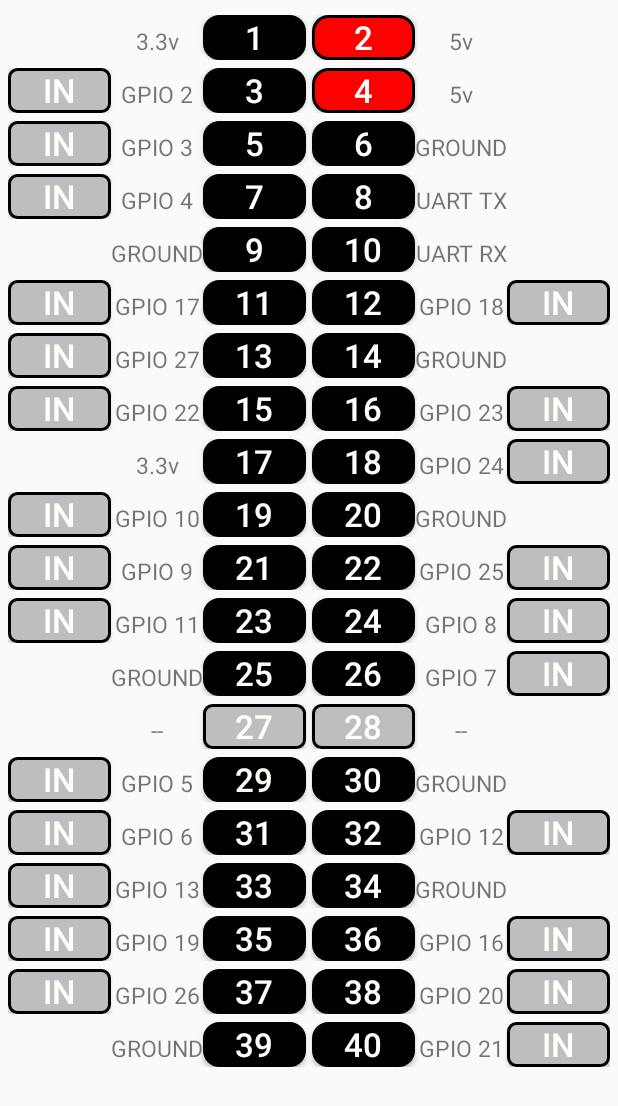
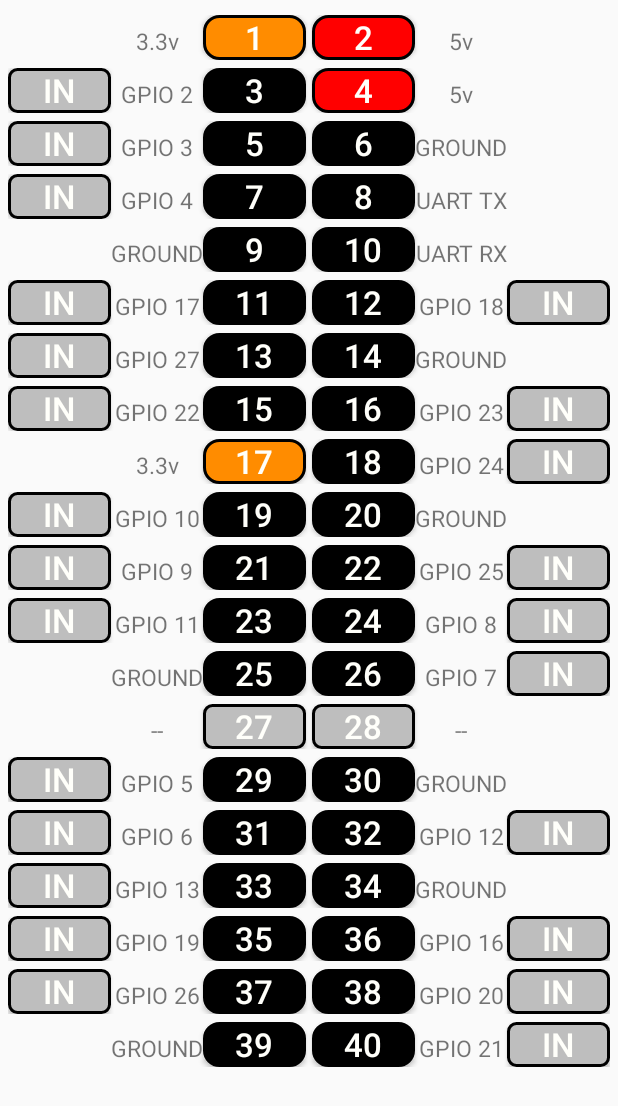
Before and after one commit to gaojulong/raspberry, an Android app: the WebiopiActivity screen opened directly, with no data from a screen before it, on a phone screen of 412 x 824 dp. Shown: the top 1106 px of the screen. Run offline under Robolectric (Android 15) with nearby library versions, the phone set to English and light mode, and no system bars; libraries missing offline, so code that uses them is left out: com.alibaba.fastjson; 1 statement that could not run was skipped.

Commit message:
更新实时刷新，但是如果使用OKhttp，五分钟后会产生溢出！

```diff
--- a/app/build.gradle
+++ b/app/build.gradle
@@ -36,4 +36,5 @@ dependencies {
     api 'com.squareup.okio:okio:1.14.0'
     api 'com.alibaba:fastjson:1.2.8'
     implementation files('libs/sun.misc.BASE64Decoder.jar')
+    implementation files('libs/commons-codec-1.9.jar')
 }
--- a/app/src/main/java/cn/lovelqq/julong/voicerw/Activity/LoginActivity.java
+++ b/app/src/main/java/cn/lovelqq/julong/voicerw/Activity/LoginActivity.java
@@ -300,7 +300,8 @@ public class LoginActivity extends Activity implements View.OnClickListener,Comp
             runOnUiThread(new Runnable() {
                 @Override
                 public void run() {
-                    mLoadingDialog.hide();
+                    if (mLoadingDialog!=null)
+                        mLoadingDialog.hide();
                 }
             });
 
--- a/app/src/main/java/cn/lovelqq/julong/voicerw/Activity/WebiopiActivity.java
+++ b/app/src/main/java/cn/lovelqq/julong/voicerw/Activity/WebiopiActivity.java
@@ -2,35 +2,76 @@ package cn.lovelqq.julong.voicerw.Activity;
 
 import android.app.Activity;
 import android.os.Bundle;
+import android.os.Handler;
+import android.util.Log;
 import android.view.View;
 import android.view.Window;
 import android.widget.Button;
 import android.widget.Toast;
 
+import java.util.HashMap;
+import java.util.Map;
+
 import cn.lovelqq.julong.voicerw.R;
+import cn.lovelqq.julong.voicerw.RaspberryValus.GetButtonId;
+import cn.lovelqq.julong.voicerw.RaspberryValus.GetPinValus;
 import netWork.okhttp.Okhttp;
 
 
 public class WebiopiActivity extends Activity implements View.OnClickListener {
-    private Button GPIO;
-    private Okhttp okhttp;//获取okhttp
+    private Button GPIOFunctionBut;
+    private Button GPIOPinVlueBut;
+    private GetPinValus getPinValus;
+    private Handler handler;
+
     @Override
     protected void onCreate(Bundle savedInstanceState) {
         this.requestWindowFeature(Window.FEATURE_NO_TITLE);
         super.onCreate(savedInstanceState);
         setContentView(R.layout.uiview);
+        getPinValus= new GetPinValus();
+        handler = new Handler();
+        handler.post(new TimerWhiel());
+    }
+    private void upDateAndUI() throws Exception{
+        Map<String,String[]> pinValusMap = new HashMap<String, String[]>();
+        pinValusMap = getPinValus.getjsonPin();   //刷新GPIO引脚数据
+        for (String key : pinValusMap.keySet()){  //每个GPIO引脚状态
+            String [] GPIOS = pinValusMap.get(key);
 
+            int  GPIOindex = Integer.valueOf(key);     //获取引脚的下标
+            String GPIOfunction = GPIOS[0];            //gpio的状态
+            int GPIOVlue =  Integer.valueOf(GPIOS[1]); //GPIO的值
+
+            setGPIO(GPIOindex,GPIOfunction,GPIOVlue);
+//            Log.i("GPIO","引脚下标:"+GPIOindex+", 状态"+ GPIOfunction+", 值"+GPIOVlue);
+        }
     }
 
     /**
      * 传入GPIO的按钮ID
-     * 根据当前状态判断设置输入还是输出
+     * 根据当前状态判断设置输入还是输出,和引脚的高低选择相对应的背景
      * @param GPIOid
      */
-    private void setINOrOut(int GPIOid){
-        GPIO=findViewById(GPIOid);
-        GPIO.setBackground(getResources().getDrawable(R.drawable.button_edge_yellow));
+    private void setGPIO(int GPIOid,String function,int vlue){
+        int GPIOFunctionId =GetButtonId.getGPIOFunctionId(GPIOid); // 获取状态对应引脚的ID
+        int GPIOVlusID = GetButtonId.getGPIOVluesId(GPIOid);       //获取GPIO值对应的ID
 
+        GPIOFunctionBut = findViewById(GPIOFunctionId);
+        GPIOPinVlueBut = findViewById(GPIOVlusID);
+        //把状态在按钮上显示
+        if ("IN".equals(function)){
+            GPIOFunctionBut.setText("IN");
+        }if ("OUT".equals(function)){
+            GPIOFunctionBut.setText("OUT");
+        }
+        //如果引脚值为0，则是黑背景；如果是1则是黄背景
+        if (1==vlue){
+            GPIOPinVlueBut.setBackground(getResources().getDrawable(R.drawable.button_edge_yellow));
+        }
+        if (0==vlue){
+            GPIOPinVlueBut.setBackground(getResources().getDrawable(R.drawable.button_edge_black));
+        }
     }
 
 
@@ -38,11 +79,9 @@ public class WebiopiActivity extends Activity implements View.OnClickListener {
     public void onClick(View view) {
         switch (view.getId()){
             case R.id.GPIOInOrOut2:
-                setINOrOut(R.id.GPIOInOrOut2);
                 Toast.makeText(this,"GPIO2",Toast.LENGTH_SHORT).show();
                 break;
             case R.id.GPIOInOrOut3:
-                new Okhttp().okHttpGet();
                 Toast.makeText(this,"GPIO3",Toast.LENGTH_SHORT).show();
                 break;
             case R.id.GPIOInOrOut4:
@@ -114,7 +153,6 @@ public class WebiopiActivity extends Activity implements View.OnClickListener {
 
                 /******************下面为引脚的点击事件*************************/
             case R.id.butPin1:
-                setINOrOut(R.id.butPin1);
                 Toast.makeText(this,"PIN1",Toast.LENGTH_SHORT).show();
                 break;
             case R.id.butPin2:
@@ -236,4 +274,15 @@ public class WebiopiActivity extends Activity implements View.OnClickListener {
                 break;
         }
     }
+    private class TimerWhiel implements Runnable{
+        @Override
+        public void run() {
+            try {
+                upDateAndUI();
+            } catch (Exception e) {
+                e.printStackTrace();
+            }
+            handler.postDelayed(this,100);//每个进行一次刷新
+        }
+    }
 }
--- /dev/null
+++ b/app/src/main/java/cn/lovelqq/julong/voicerw/RaspberryValus/GetButtonId.java
@@ -0,0 +1,65 @@
+package cn.lovelqq.julong.voicerw.RaspberryValus;
+
+import android.widget.Button;
+
+import cn.lovelqq.julong.voicerw.R;
+
+public class GetButtonId {
+
+    public static int getGPIOFunctionId(int id){
+        int[] GPIObut= new int[28];
+        GPIObut[2] = R.id.GPIOInOrOut2;
+        GPIObut[3] = R.id.GPIOInOrOut3;
+        GPIObut[4] = R.id.GPIOInOrOut4;
+        GPIObut[5] = R.id.GPIOInOrOut5;
+        GPIObut[6] = R.id.GPIOInOrOut6;
+        GPIObut[7] = R.id.GPIOInOrOut7;
+        GPIObut[8] = R.id.GPIOInOrOut8;
+        GPIObut[9] = R.id.GPIOInOrOut9;
+        GPIObut[10] = R.id.GPIOInOrOut10;
+        GPIObut[11] = R.id.GPIOInOrOut11;
+        GPIObut[12] = R.id.GPIOInOrOut12;
+        GPIObut[13] = R.id.GPIOInOrOut13;
+        GPIObut[16] = R.id.GPIOInOrOut16;
+        GPIObut[17] = R.id.GPIOInOrOut17;
+        GPIObut[18] = R.id.GPIOInOrOut18;
+        GPIObut[19] = R.id.GPIOInOrOut19;
+        GPIObut[20] = R.id.GPIOInOrOut20;
+        GPIObut[21] = R.id.GPIOInOrOut21;
+        GPIObut[22] = R.id.GPIOInOrOut22;
+        GPIObut[23] = R.id.GPIOInOrOut23;
+        GPIObut[24] = R.id.GPIOInOrOut24;
+        GPIObut[25] = R.id.GPIOInOrOut25;
+        GPIObut[26] = R.id.GPIOInOrOut26;
+        GPIObut[27] = R.id.GPIOInOrOut27;
+        return GPIObut[id];
+    }
+    public static int getGPIOVluesId(int id){
+        int[] GPIObut= new int[28];
+        GPIObut[2] = R.id.butPin3;
+        GPIObut[3] = R.id.butPin5;
+        GPIObut[4] = R.id.butPin7;
+        GPIObut[5] = R.id.butPin29;
+        GPIObut[6] = R.id.butPin31;
+        GPIObut[7] = R.id.butPin26;
+        GPIObut[8] = R.id.butPin24;
+        GPIObut[9] = R.id.butPin21;
+        GPIObut[10] = R.id.butPin19;
+        GPIObut[11] = R.id.butPin23;
+        GPIObut[12] = R.id.butPin32;
+        GPIObut[13] = R.id.butPin33;
+        GPIObut[16] = R.id.butPin36;
+        GPIObut[17] = R.id.butPin11;
+        GPIObut[18] = R.id.butPin12;
+        GPIObut[19] = R.id.butPin35;
+        GPIObut[20] = R.id.butPin38;
+        GPIObut[21] = R.id.butPin40;
+        GPIObut[22] = R.id.butPin15;
+        GPIObut[23] = R.id.butPin16;
+        GPIObut[24] = R.id.butPin18;
+        GPIObut[25] = R.id.butPin22;
+        GPIObut[26] = R.id.butPin37;
+        GPIObut[27] = R.id.butPin13;
+        return GPIObut[id];
+    }
+}
--- /dev/null
+++ b/app/src/main/java/cn/lovelqq/julong/voicerw/RaspberryValus/GetPinValus.java
@@ -0,0 +1,143 @@
+package cn.lovelqq.julong.voicerw.RaspberryValus;
+
+
+import android.accounts.NetworkErrorException;
+import android.util.Log;
+
+import com.alibaba.fastjson.JSON;
+import com.alibaba.fastjson.JSONObject;
+
+import org.apache.commons.codec.binary.Base64;
+
+import java.io.IOException;
+import java.io.InputStream;
+import java.net.HttpURLConnection;
+import java.net.URL;
+import java.util.HashMap;
+import java.util.Map;
+
+import cn.lovelqq.julong.voicerw.LoginUtils.User;
+import netWork.SendUrl;
+import netWork.okhttp.Okhttp;
+import okhttp3.Call;
+import okhttp3.Callback;
+import okhttp3.OkHttpClient;
+import okhttp3.Request;
+import okhttp3.Response;
+
+public class GetPinValus {
+    private Okhttp okhttp = new Okhttp();
+    private OkHttpClient okHttpClient ;
+    private Request request;
+    private Callba callba=new Callba();
+    private static final String url ="http://192.168.123.218:8000/*";
+    private static  String authString = User.getUserName()+":"+User.getUserPswd();
+    /**
+     * 初始化Map，存放树莓派的引脚状态
+     * 注意引脚下标从2开始，一共24个GPIO
+     */
+    private static String[] strs = {"IN","0"};
+    public  static Map<String,String[]> pinValusMap = new HashMap<String, String[]>(){{
+        for (int pin = 2; pin<28; pin++){
+            if (pin == 14 || pin==15 || pin==16){
+                continue;
+            }
+            put(""+pin,strs);
+
+        }
+    }};
+
+    public static Map getJson(){
+        new Thread(new Runnable() {
+            @Override
+            public void run() {
+                HttpURLConnection conn = null;
+                try {
+                    // 利用string url构建URL对象
+                    URL mURL = new URL(url);
+                    conn = (HttpURLConnection) mURL.openConnection();
+                    conn.setRequestMethod("GET");
+                    conn.setReadTimeout(5000);
+                    conn.setConnectTimeout(10000);
+
+                    authString = "webiopi"+":"+"raspberry";
+                    byte[] authEncBytes = Base64.encodeBase64(authString.getBytes());
+                    String authStringEnc = new String(authEncBytes);
+                    conn.setRequestProperty("Authorization", "Basic " + authStringEnc);
+                    conn.setRequestProperty("User-Agent", "MSIE 7.0");
+
+                    int responseCode = conn.getResponseCode();
+                    Log.e("GET","GET"+responseCode);
+                    if (responseCode == 200) {
+
+                        InputStream is = conn.getInputStream();
+                        String response = SendUrl.getStringFromInputStream(is);
+                        parseJsonPin(response);
+                        Log.e("获取成功",""+response);
+                    } else {
+                        Log.e("请求失败","请求失败");
+                        throw new NetworkErrorException("response status is "+responseCode);
+                    }
+                }
+                catch (Exception e) {
+                    e.printStackTrace();
+                    Log.e("程序异常","程序异常");
+                }
+                finally {
+                    if (conn != null) {
+                        conn.disconnect();
+                        Log.e("TAG","执行结束关闭连接");
+                    }
+                }
+
+            }
+        }).start();
+        return pinValusMap;
+    }
+
+    public Map getjsonPin(){
+        okHttpClient = okhttp.getOkClien();
+        request = okhttp.getOkrequest();
+        okHttpClient.newCall(request).enqueue(callba);
+        return pinValusMap;
+    }
+
+    /**
+     * 解析返回的json数据
+     * @param json
+     */
+    private static void parseJsonPin(String json){
+        JSONObject  jsonObject = JSON.parseObject(json);
+        JSONObject  jsonobjectGPIO = jsonObject.getJSONObject("GPIO");
+        for (int i=2;i<28;i++){
+            if (i==14 ||i==15 ){
+                continue;
+            }
+            JSONObject  jsonObjectBin = jsonobjectGPIO.getJSONObject(""+i);
+            String function = jsonObjectBin.getString("function");
+            String value = jsonObjectBin.getString("value");
+
+            String [] strings = new String[2];
+            strings[0] = function; // 存放状态
+            strings[1] = value;    //存放值
+            pinValusMap.put(""+i,strings); //存放到map里
+        }
+    }
+    private class Callba implements Callback{
+
+        @Override
+        public void onFailure(Call call, IOException e) {
+            //发送系统消息，提示过去失败
+            call.clone();
+        }
+
+        @Override
+        public void onResponse(Call call, Response response) throws IOException {
+            //获取引脚状态，进行解析
+            parseJsonPin(response.body().string());
+
+        }
+    }
+
+
+}
--- a/app/src/main/java/netWork/SendUrl.java
+++ b/app/src/main/java/netWork/SendUrl.java
@@ -114,7 +114,7 @@ public class SendUrl {
     }
 
 
-    private static String getStringFromInputStream(InputStream is)
+    public static String getStringFromInputStream(InputStream is)
             throws IOException {
         ByteArrayOutputStream os = new ByteArrayOutputStream();
         // 模板代码 必须熟练
--- a/app/src/main/res/layout/uiview.xml
+++ b/app/src/main/res/layout/uiview.xml
@@ -43,14 +43,15 @@
                                 android:layout_column="2"
                                 android:gravity="center_horizontal"
                                 android:text="@string/v3_3"
-                                android:textSize="@dimen/text_size"/>
+                                android:textSize="@dimen/text_size"
+                                />
 
                             <Button
                                 android:id="@+id/butPin1"
                                 android:layout_height="@dimen/button_height"
                                 android:layout_marginRight="@dimen/dp_2"
                                 android:layout_weight="1"
-                                android:background="@drawable/button_edge_black"
+                                android:background="@drawable/button_edge_yellow"
                                 android:onClick="onClick"
                                 android:text="1"
                                 android:textColor="@color/white"
@@ -467,7 +468,7 @@
                                 android:layout_height="@dimen/button_height"
                                 android:layout_marginRight="@dimen/dp_2"
                                 android:layout_weight="1"
-                                android:background="@drawable/button_edge_black"
+                                android:background="@drawable/button_edge_yellow"
                                 android:onClick="onClick"
                                 android:text="17"
                                 android:textColor="@color/white"
```
Also changed, not shown: app/libs/commons-codec-1.9.jar (added), 1 other file. Lines whose indentation alone changed are shown as unchanged.
